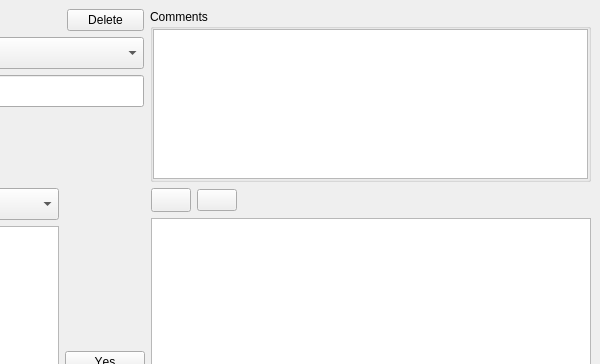
The window that oom/widgets/trackvieweditorbase.ui (ccherrett/oom) describes before a commit, drawn with Qt 5; both pictures show x 250 to 850 and y 0 to 364 of the 850 by 600 pixel window.
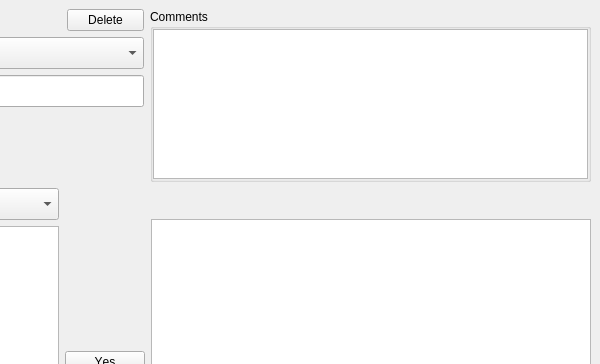
The same window after the commit.

```diff
--- a/oom/widgets/trackvieweditorbase.ui
+++ b/oom/widgets/trackvieweditorbase.ui
@@ -404,23 +404,59 @@
           <number>0</number>
          </property>
          <item>
-          <widget class="QPushButton" name="btnUp">
+          <widget class="QToolButton" name="btnUp">
            <property name="minimumSize">
             <size>
-             <width>24</width>
-             <height>24</height>
+             <width>25</width>
+             <height>25</height>
+            </size>
+           </property>
+           <property name="maximumSize">
+            <size>
+             <width>25</width>
+             <height>25</height>
             </size>
            </property>
            <property name="text">
             <string/>
            </property>
+           <property name="iconSize">
+            <size>
+             <width>25</width>
+             <height>25</height>
+            </size>
+           </property>
+           <property name="autoRaise">
+            <bool>true</bool>
+           </property>
           </widget>
          </item>
          <item>
-          <widget class="QPushButton" name="btnDown">
+          <widget class="QToolButton" name="btnDown">
+           <property name="minimumSize">
+            <size>
+             <width>25</width>
+             <height>25</height>
+            </size>
+           </property>
+           <property name="maximumSize">
+            <size>
+             <width>25</width>
+             <height>25</height>
+            </size>
+           </property>
            <property name="text">
             <string/>
            </property>
+           <property name="iconSize">
+            <size>
+             <width>25</width>
+             <height>25</height>
+            </size>
+           </property>
+           <property name="autoRaise">
+            <bool>true</bool>
+           </property>
           </widget>
          </item>
          <item>
```
